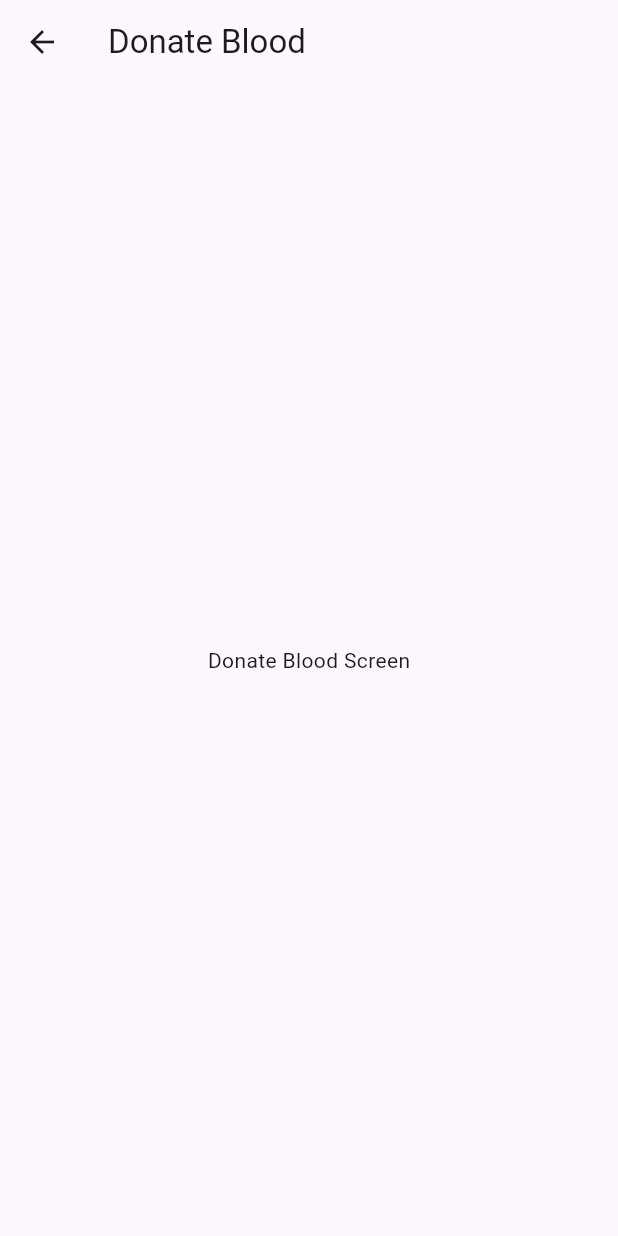
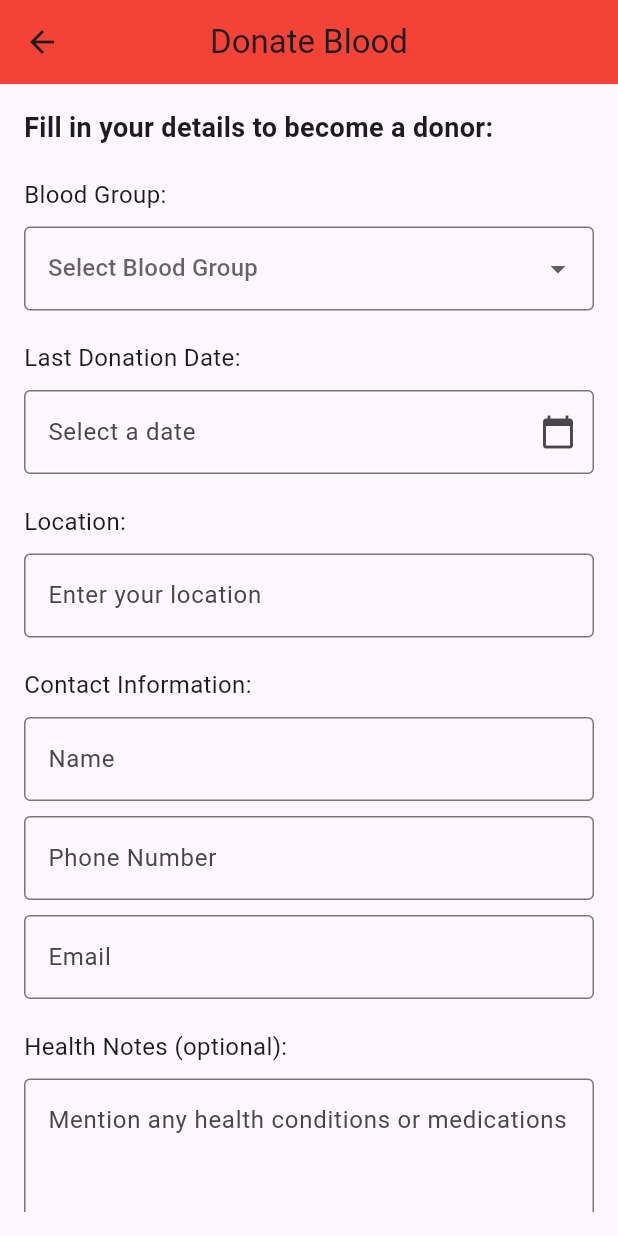
Before and after one commit to ADHARSH45/blood_donation_app-using-flutter, a Flutter app: the DonateBloodScreen screen opened directly, on a phone screen of 412 x 824 dp. Run offline on Flutter 3.47's test engine with Material 3 defaults, Android fonts, the phone set to English and light mode, and no system bars.

Commit message:
two new screens for requesing and donating blood is added

```diff
--- /dev/null
+++ b/lib/donateblood.dart
@@ -0,0 +1,135 @@
+import 'package:flutter/material.dart';
+
+class DonateBloodScreen extends StatelessWidget {
+  @override
+  Widget build(BuildContext context) {
+    return Scaffold(
+      appBar: AppBar(
+        title: Text('Donate Blood'),
+        backgroundColor: Colors.red,
+        centerTitle: true,
+      ),
+      body: Padding(
+        padding: EdgeInsets.all(16.0),
+        child: SingleChildScrollView(
+          child: Column(
+            crossAxisAlignment: CrossAxisAlignment.start,
+            children: [
+              Text(
+                'Fill in your details to become a donor:',
+                style: TextStyle(fontSize: 18, fontWeight: FontWeight.bold),
+              ),
+              SizedBox(height: 20),
+              // Blood Group Dropdown
+              Text('Blood Group:', style: TextStyle(fontSize: 16)),
+              SizedBox(height: 10),
+              DropdownButtonFormField<String>(
+                decoration: InputDecoration(
+                  border: OutlineInputBorder(),
+                ),
+                items: ['A+', 'A-', 'B+', 'B-', 'O+', 'O-', 'AB+', 'AB-']
+                    .map((group) => DropdownMenuItem(
+                          value: group,
+                          child: Text(group),
+                        ))
+                    .toList(),
+                onChanged: (value) {
+                  // Handle blood group selection
+                },
+                hint: Text('Select Blood Group'),
+              ),
+              SizedBox(height: 20),
+              // Last Donation Date
+              Text('Last Donation Date:', style: TextStyle(fontSize: 16)),
+              SizedBox(height: 10),
+              TextFormField(
+                readOnly: true,
+                decoration: InputDecoration(
+                  border: OutlineInputBorder(),
+                  hintText: 'Select a date',
+                  suffixIcon: Icon(Icons.calendar_today),
+                ),
+                onTap: () async {
+                  DateTime? selectedDate = await showDatePicker(
+                    context: context,
+                    initialDate: DateTime.now(),
+                    firstDate: DateTime(2000),
+                    lastDate: DateTime.now(),
+                  );
+                  // Handle selected date
+                },
+              ),
+              SizedBox(height: 20),
+              // Location
+              Text('Location:', style: TextStyle(fontSize: 16)),
+              SizedBox(height: 10),
+              TextFormField(
+                decoration: InputDecoration(
+                  border: OutlineInputBorder(),
+                  hintText: 'Enter your location',
+                ),
+              ),
+              SizedBox(height: 20),
+              // Contact Information
+              Text('Contact Information:', style: TextStyle(fontSize: 16)),
+              SizedBox(height: 10),
+              TextFormField(
+                decoration: InputDecoration(
+                  border: OutlineInputBorder(),
+                  hintText: 'Enter your name',
+                  labelText: 'Name',
+                ),
+              ),
+              SizedBox(height: 10),
+              TextFormField(
+                keyboardType: TextInputType.phone,
+                decoration: InputDecoration(
+                  border: OutlineInputBorder(),
+                  hintText: 'Enter your phone number',
+                  labelText: 'Phone Number',
+                ),
+              ),
+              SizedBox(height: 10),
+              TextFormField(
+                keyboardType: TextInputType.emailAddress,
+                decoration: InputDecoration(
+                  border: OutlineInputBorder(),
+                  hintText: 'Enter your email (optional)',
+                  labelText: 'Email',
+                ),
+              ),
+              SizedBox(height: 20),
+              // Health Notes
+              Text('Health Notes (optional):', style: TextStyle(fontSize: 16)),
+              SizedBox(height: 10),
+              TextFormField(
+                maxLines: 3,
+                decoration: InputDecoration(
+                  border: OutlineInputBorder(),
+                  hintText: 'Mention any health conditions or medications',
+                ),
+              ),
+              SizedBox(height: 30),
+              // Submit Button
+              Center(
+                child: ElevatedButton(
+                  onPressed: () {
+                    // Handle form submission
+                  },
+                  style: ElevatedButton.styleFrom(
+                    padding: EdgeInsets.symmetric(vertical: 15, horizontal: 30),
+                    backgroundColor: Colors.red,
+                  ),
+                  child: Text(
+                    'Submit',
+                    style: TextStyle(fontSize: 18, color: Colors.white),
+                  ),
+                ),
+              ),
+            ],
+          ),
+        ),
+      ),
+    );
+  }
+}
--- /dev/null
+++ b/lib/requestblood.dart
@@ -0,0 +1,125 @@
+import 'package:flutter/material.dart';
+
+class RequestBloodScreen extends StatelessWidget {
+  @override
+  Widget build(BuildContext context) {
+    return Scaffold(
+      appBar: AppBar(
+        title: Text('Request Blood'),
+        backgroundColor: Colors.red,
+        centerTitle: true,
+      ),
+      body: Padding(
+        padding: EdgeInsets.all(16.0),
+        child: SingleChildScrollView(
+          child: Column(
+            crossAxisAlignment: CrossAxisAlignment.start,
+            children: [
+              Text(
+                'Fill in the details below:',
+                style: TextStyle(fontSize: 18, fontWeight: FontWeight.bold),
+              ),
+              SizedBox(height: 20),
+              // Blood Group Dropdown
+              Text('Blood Group:', style: TextStyle(fontSize: 16)),
+              SizedBox(height: 10),
+              DropdownButtonFormField<String>(
+                decoration: InputDecoration(
+                  border: OutlineInputBorder(),
+                ),
+                items: ['A+', 'A-', 'B+', 'B-', 'O+', 'O-', 'AB+', 'AB-']
+                    .map((group) => DropdownMenuItem(
+                          value: group,
+                          child: Text(group),
+                        ))
+                    .toList(),
+                onChanged: (value) {
+                  // Handle blood group selection
+                },
+                hint: Text('Select Blood Group'),
+              ),
+              SizedBox(height: 20),
+              // Quantity
+              Text('Quantity (units):', style: TextStyle(fontSize: 16)),
+              SizedBox(height: 10),
+              TextFormField(
+                keyboardType: TextInputType.number,
+                decoration: InputDecoration(
+                  border: OutlineInputBorder(),
+                  hintText: 'Enter required quantity',
+                ),
+              ),
+              SizedBox(height: 20),
+              // Location
+              Text('Location:', style: TextStyle(fontSize: 16)),
+              SizedBox(height: 10),
+              TextFormField(
+                decoration: InputDecoration(
+                  border: OutlineInputBorder(),
+                  hintText: 'Enter location',
+                ),
+              ),
+              SizedBox(height: 20),
+              // Contact Information
+              Text('Contact Information:', style: TextStyle(fontSize: 16)),
+              SizedBox(height: 10),
+              TextFormField(
+                decoration: InputDecoration(
+                  border: OutlineInputBorder(),
+                  hintText: 'Enter your name',
+                  labelText: 'Name',
+                ),
+              ),
+              SizedBox(height: 10),
+              TextFormField(
+                keyboardType: TextInputType.phone,
+                decoration: InputDecoration(
+                  border: OutlineInputBorder(),
+                  hintText: 'Enter your phone number',
+                  labelText: 'Phone Number',
+                ),
+              ),
+              SizedBox(height: 10),
+              TextFormField(
+                keyboardType: TextInputType.emailAddress,
+                decoration: InputDecoration(
+                  border: OutlineInputBorder(),
+                  hintText: 'Enter your email (optional)',
+                  labelText: 'Email',
+                ),
+              ),
+              SizedBox(height: 20),
+              // Additional Notes
+              Text('Additional Notes:', style: TextStyle(fontSize: 16)),
+              SizedBox(height: 10),
+              TextFormField(
+                maxLines: 3,
+                decoration: InputDecoration(
+                  border: OutlineInputBorder(),
+                  hintText: 'Enter any additional details',
+                ),
+              ),
+              SizedBox(height: 30),
+              // Submit Button
+              Center(
+                child: ElevatedButton(
+                  onPressed: () {
+                    // Handle form submission
+                  },
+                  style: ElevatedButton.styleFrom(
+                    padding: EdgeInsets.symmetric(vertical: 15, horizontal: 30),
+                    backgroundColor: Colors.red,
+                  ),
+                  child: Text(
+                    'Submit Request',
+                    style: TextStyle(fontSize: 18, color: Colors.white),
+                  ),
+                ),
+              ),
+            ],
+          ),
+        ),
+      ),
+    );
+  }
+}
--- a/lib/selectscreen.dart
+++ b/lib/selectscreen.dart
@@ -1,3 +1,5 @@
+import 'package:donate_blood/donateblood.dart';
+import 'package:donate_blood/requestblood.dart';
 import 'package:flutter/material.dart';
 
 class SelectionScreen extends StatelessWidget {
@@ -71,28 +73,3 @@ class SelectionScreen extends StatelessWidget {
     );
   }
 }
-
-// Dummy screens for Request Blood and Donate Blood
-class RequestBloodScreen extends StatelessWidget {
-  @override
-  Widget build(BuildContext context) {
-    return Scaffold(
-      appBar: AppBar(title: Text('Request Blood')),
-      body: Center(
-        child: Text('Request Blood Screen'),
-      ),
-    );
-  }
-}
-
-class DonateBloodScreen extends StatelessWidget {
-  @override
-  Widget build(BuildContext context) {
-    return Scaffold(
-      appBar: AppBar(title: Text('Donate Blood')),
-      body: Center(
-        child: Text('Donate Blood Screen'),
-      ),
-    );
-  }
-}
```
